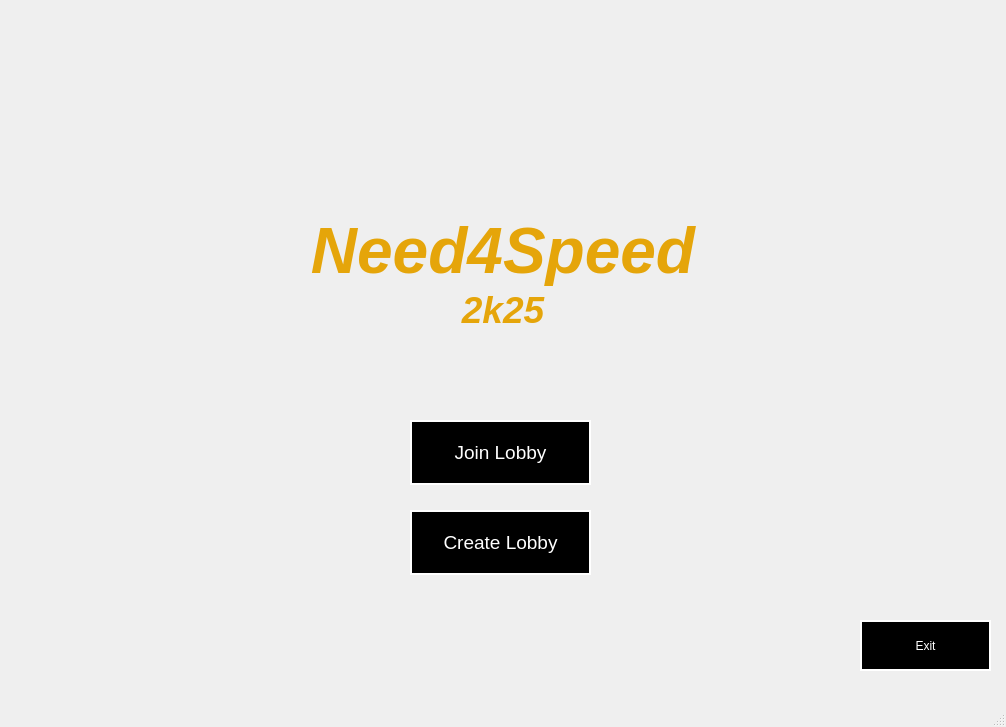
Qt form client/Lobby/creategame.ui (mateozorzi/practice-sdd) before a commit.
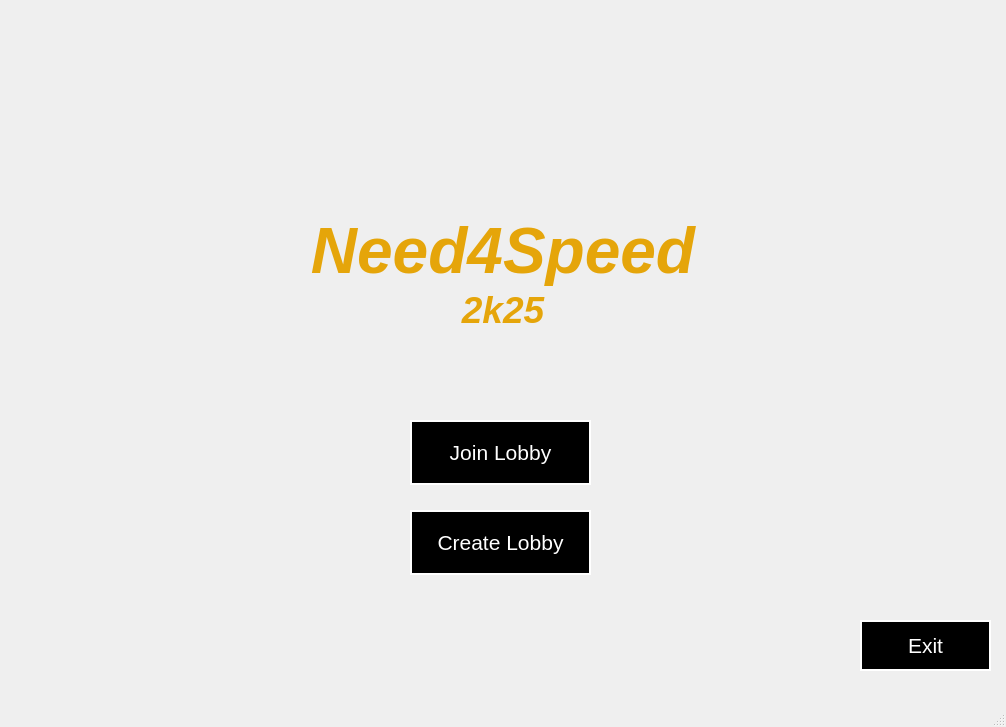
The same form after that commit. Icons and pictures are not drawn.

Patch:
```diff
--- a/client/Lobby/creategame.ui
+++ b/client/Lobby/creategame.ui
@@ -82,7 +82,7 @@
     </property>
     <property name="font">
      <font>
-      <pointsize>14</pointsize>
+      <pointsize>16</pointsize>
      </font>
     </property>
     <property name="styleSheet">
@@ -118,7 +118,7 @@
     </property>
     <property name="font">
      <font>
-      <pointsize>14</pointsize>
+      <pointsize>16</pointsize>
      </font>
     </property>
     <property name="styleSheet">
@@ -152,6 +152,11 @@
       <height>51</height>
      </size>
     </property>
+    <property name="font">
+     <font>
+      <pointsize>16</pointsize>
+     </font>
+    </property>
     <property name="styleSheet">
      <string notr="true">border: 2px solid;
 color: rgb(255, 255, 255);
```
